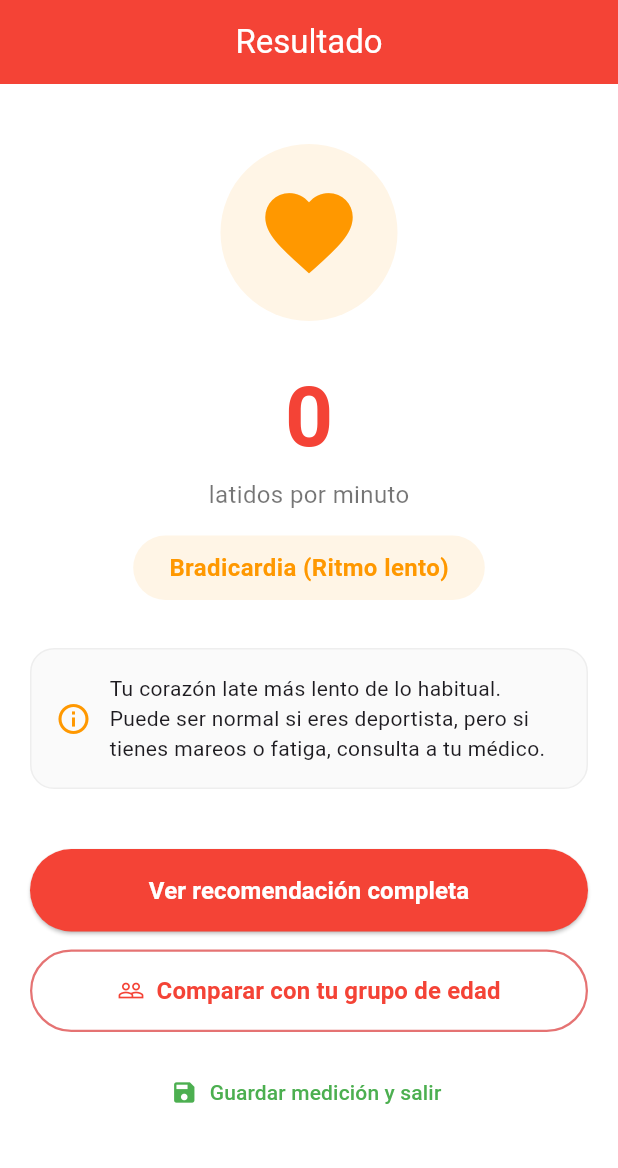
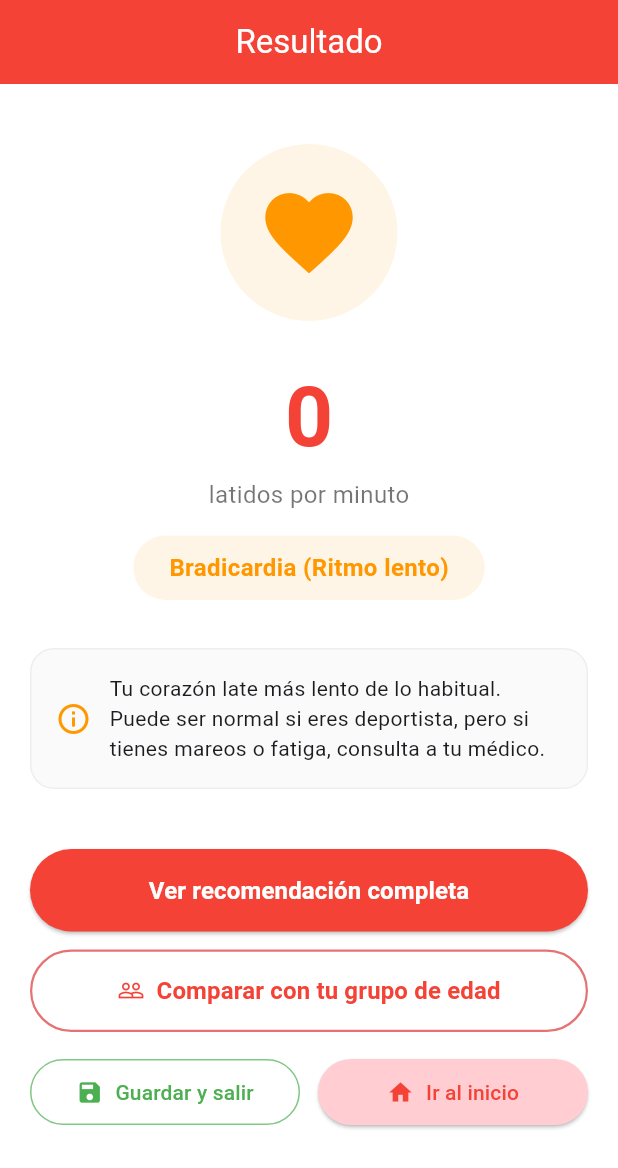
Before and after one commit to Danniel-Al/TallerApps_monitorecg, a Flutter app: the ResultScreen screen opened directly with empty values, on a phone screen of 412 x 824 dp. Shown: the top 1168 px of the screen. Run offline on Flutter 3.47's test engine with Material 3 defaults, Android fonts, the light colour scheme and no system bars.

Commit message:
feat: Mejora botones de resultado - Guardar y salir + Ir al inicio en lugar de Nueva medición

```diff
--- a/lib/screens/result_screen.dart
+++ b/lib/screens/result_screen.dart
@@ -1,5 +1,5 @@
 // lib/screens/result_screen.dart
-// VERSIÓN CORREGIDA - GUARDA SOLO UNA VEZ AL INICIO
+// VERSIÓN CORREGIDA - BOTÓN "IR AL INICIO" EN LUGAR DE "NUEVA MEDICIÓN"
 
 import 'package:flutter/material.dart';
 import '../services/recommendation_service.dart';
@@ -42,7 +42,6 @@ class _ResultScreenState extends State<ResultScreen> {
   @override
   void initState() {
     super.initState();
-    // Generar recomendación y comparación UNA SOLA VEZ
     _recommendation = RecommendationService.getDetailedRecommendation(
       heartRate: widget.heartRate,
       ageRange: widget.ageRange,
@@ -61,7 +60,7 @@ class _ResultScreenState extends State<ResultScreen> {
   }
 
   void _saveMeasurementOnce() {
-    if (_isSaved) return; // Evita guardar múltiples veces
+    if (_isSaved) return;
     _isSaved = true;
 
     final record = MeasurementRecord(
@@ -81,7 +80,7 @@ class _ResultScreenState extends State<ResultScreen> {
   }
 
   void _goToRecommendation() {
-    _saveMeasurementOnce(); // Guarda solo si no se ha guardado antes
+    _saveMeasurementOnce();
     Navigator.push(
       context,
       MaterialPageRoute(
@@ -99,7 +98,7 @@ class _ResultScreenState extends State<ResultScreen> {
   }
 
   void _goToComparison() {
-    _saveMeasurementOnce(); // Guarda solo si no se ha guardado antes
+    _saveMeasurementOnce();
     ScaffoldMessenger.of(context).showSnackBar(
       const SnackBar(
         content: Text('✅ Medición guardada en historial'),
@@ -120,8 +119,8 @@ class _ResultScreenState extends State<ResultScreen> {
     );
   }
 
-  void _saveAndGoHome() {
-    _saveMeasurementOnce(); // Guarda solo si no se ha guardado antes
+  void _goToHome() {
+    _saveMeasurementOnce();
     ScaffoldMessenger.of(context).showSnackBar(
       const SnackBar(
         content: Text('✅ Medición guardada en tu historial'),
@@ -257,6 +256,7 @@ class _ResultScreenState extends State<ResultScreen> {
 
               const SizedBox(height: 24),
 
+              // Botón: Ver recomendación completa
               SizedBox(
                 width: double.infinity,
                 child: ElevatedButton(
@@ -277,6 +277,7 @@ class _ResultScreenState extends State<ResultScreen> {
               ),
               const SizedBox(height: 12),
 
+              // Botón: Comparar con tu grupo de edad
               SizedBox(
                 width: double.infinity,
                 child: OutlinedButton.icon(
@@ -298,13 +299,47 @@ class _ResultScreenState extends State<ResultScreen> {
               ),
               const SizedBox(height: 16),
 
-              TextButton.icon(
-                onPressed: _saveAndGoHome,
-                icon: const Icon(Icons.save, color: Colors.green),
-                label: const Text(
-                  'Guardar medición y salir',
-                  style: TextStyle(fontSize: 14, color: Colors.green),
-                ),
+              // Botón: Guardar y salir
+              Row(
+                children: [
+                  Expanded(
+                    child: OutlinedButton.icon(
+                      onPressed: _goToHome,
+                      icon: const Icon(Icons.save, color: Colors.green),
+                      label: const Text(
+                        'Guardar y salir',
+                        style: TextStyle(fontSize: 14, color: Colors.green),
+                      ),
+                      style: OutlinedButton.styleFrom(
+                        foregroundColor: Colors.green,
+                        side: BorderSide(color: Colors.green.shade300),
+                        padding: const EdgeInsets.symmetric(vertical: 12),
+                        shape: RoundedRectangleBorder(
+                          borderRadius: BorderRadius.circular(30),
+                        ),
+                      ),
+                    ),
+                  ),
+                  const SizedBox(width: 12),
+                  Expanded(
+                    child: ElevatedButton.icon(
+                      onPressed: _goToHome,
+                      icon: const Icon(Icons.home),
+                      label: const Text(
+                        'Ir al inicio',
+                        style: TextStyle(fontSize: 14),
+                      ),
+                      style: ElevatedButton.styleFrom(
+                        backgroundColor: Colors.red.shade100,
+                        foregroundColor: Colors.red,
+                        padding: const EdgeInsets.symmetric(vertical: 12),
+                        shape: RoundedRectangleBorder(
+                          borderRadius: BorderRadius.circular(30),
+                        ),
+                      ),
+                    ),
+                  ),
+                ],
               ),
             ],
           ),
```
